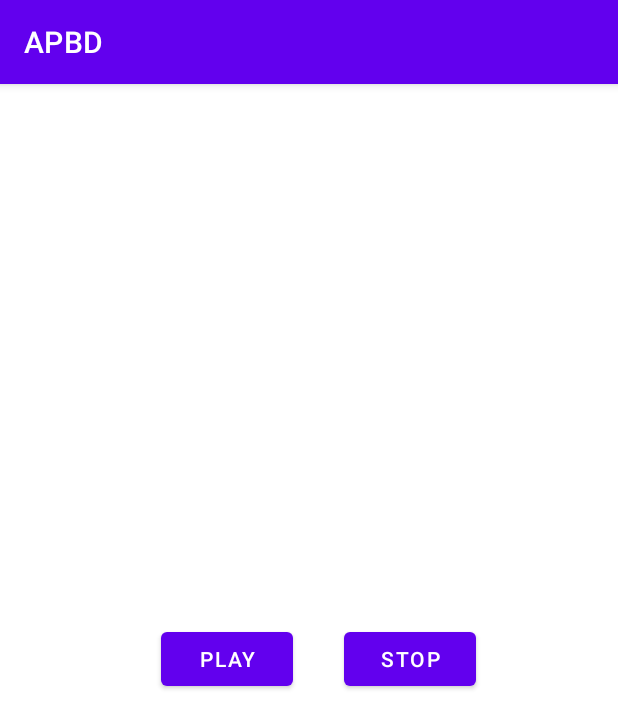
After one commit to sawedvk/APBD-test, an Android app: the MediaPlayer screen opened directly, with no data from a screen before it, on a phone screen of 412 x 824 dp. The commit adds this screen. Shown: the top 728 px of the screen. Run offline under Robolectric (Android 15) with nearby library versions, the phone set to English and light mode, and no system bars; Roboto replaces fonts that are not available here.

Commit message:
SoundPool and MediaPlayer

```diff
--- a/APBD/app/src/main/java/com/example/apbd/Home.kt
+++ b/APBD/app/src/main/java/com/example/apbd/Home.kt
@@ -6,6 +6,7 @@ import android.app.PendingIntent
 import android.content.Context
 import android.content.DialogInterface
 import android.content.Intent
+import com.example.apbd.MediaPlayer
 import android.os.Bundle
 import android.util.Log
 import android.view.Menu
@@ -58,6 +59,10 @@ class Home : AppCompatActivity() {
                 val intent = Intent(this,calculate::class.java)
                 startActivity(intent)
             }
+            R.id.MediaPlayer -> {
+                val intent = Intent(this, MediaPlayer::class.java)
+                startActivity(intent)
+            }
         }
         return true
     }
--- /dev/null
+++ b/APBD/app/src/main/java/com/example/apbd/MediaPlayer.kt
@@ -0,0 +1,33 @@
+package com.example.apbd
+
+import android.content.Intent
+import androidx.appcompat.app.AppCompatActivity
+import android.os.Bundle
+import kotlinx.android.synthetic.main.activity_media_player.*
+
+var myIntentService : Intent? = null
+class MediaPlayer : AppCompatActivity() {
+
+    override fun onCreate(savedInstanceState: Bundle?) {
+        super.onCreate(savedInstanceState)
+        setContentView(R.layout.activity_media_player)
+
+        PlayButton.setOnClickListener {
+            myIntentService?.setAction(ACTION_PLAY)
+            startService(myIntentService)
+        }
+        StopButton.setOnClickListener {
+            myIntentService?.setAction(ACTION_STOP)
+            startService(myIntentService)
+        }
+    }
+
+    override fun onStart() {
+        super.onStart()
+        if(myIntentService==null){
+            myIntentService = Intent(this,AudioPlayerService::class.java)
+            myIntentService?.setAction(ACTION_CREATE)
+            startService(myIntentService)
+        }
+    }
+}
--- /dev/null
+++ b/APBD/app/src/main/res/layout/activity_media_player.xml
@@ -0,0 +1,33 @@
+<?xml version="1.0" encoding="utf-8"?>
+<androidx.constraintlayout.widget.ConstraintLayout xmlns:android="http://schemas.android.com/apk/res/android"
+    xmlns:app="http://schemas.android.com/apk/res-auto"
+    xmlns:tools="http://schemas.android.com/tools"
+    android:layout_width="match_parent"
+    android:layout_height="match_parent"
+    tools:context=".MediaPlayer"
+    >
+
+    <Button
+        android:id="@+id/PlayButton"
+        android:layout_width="wrap_content"
+        android:layout_height="wrap_content"
+        android:text="Play"
+        app:layout_constraintBottom_toBottomOf="parent"
+        app:layout_constraintEnd_toEndOf="parent"
+        app:layout_constraintHorizontal_bias="0.331"
+        app:layout_constraintStart_toStartOf="parent"
+        app:layout_constraintTop_toTopOf="parent"
+        app:layout_constraintVertical_bias="0.499" />
+
+    <Button
+        android:id="@+id/StopButton"
+        android:layout_width="wrap_content"
+        android:layout_height="wrap_content"
+        android:text="Stop"
+        app:layout_constraintBottom_toBottomOf="parent"
+        app:layout_constraintEnd_toEndOf="parent"
+        app:layout_constraintHorizontal_bias="0.708"
+        app:layout_constraintStart_toStartOf="parent"
+        app:layout_constraintTop_toTopOf="parent"
+        app:layout_constraintVertical_bias="0.499" />
+</androidx.constraintlayout.widget.ConstraintLayout>
--- a/APBD/app/src/main/res/menu/menu_overflow.xml
+++ b/APBD/app/src/main/res/menu/menu_overflow.xml
@@ -10,4 +10,7 @@
     <item
         android:id="@+id/Calculate"
         android:title="Try To Calculate"/>
+    <item
+        android:id="@+id/MediaPlayer"
+        android:title="Try To MediaPlayer"/>
 </menu>
```
Also changed, not shown: APBD/app/src/main/AndroidManifest.xml (+8 -2 lines), APBD/app/src/main/java/com/example/apbd/AudioPlayerService.kt (added, +66 -0 lines), APBD/app/src/main/java/com/example/apbd/Settings.kt (+50 -1 lines), 2 other files.
